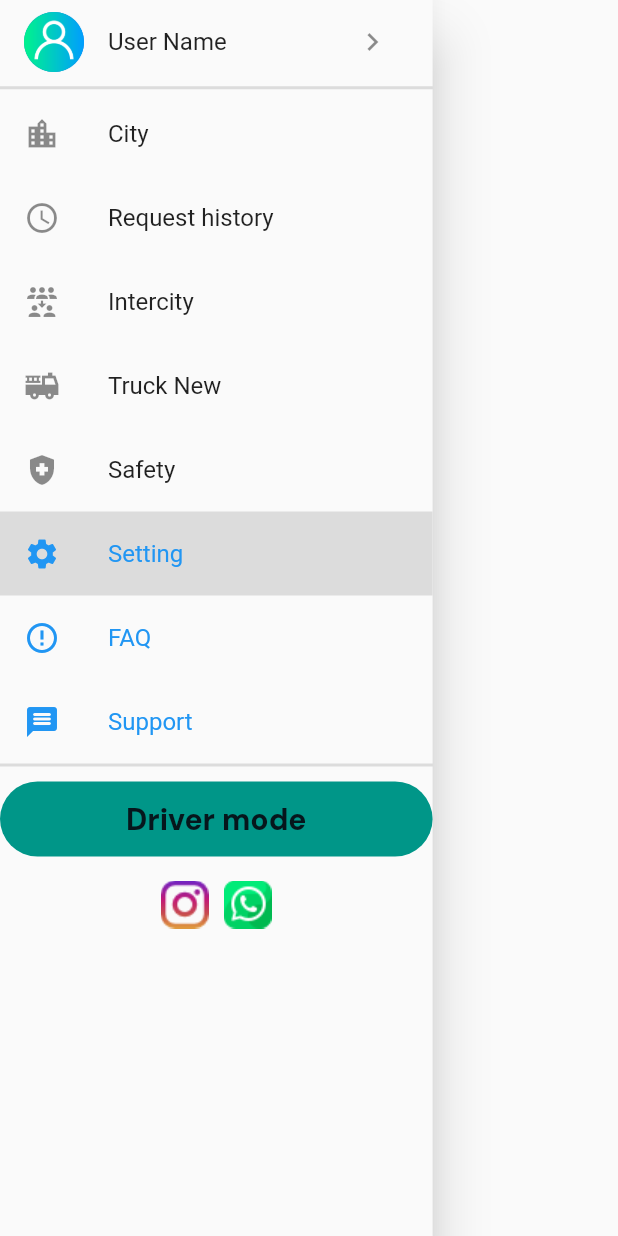
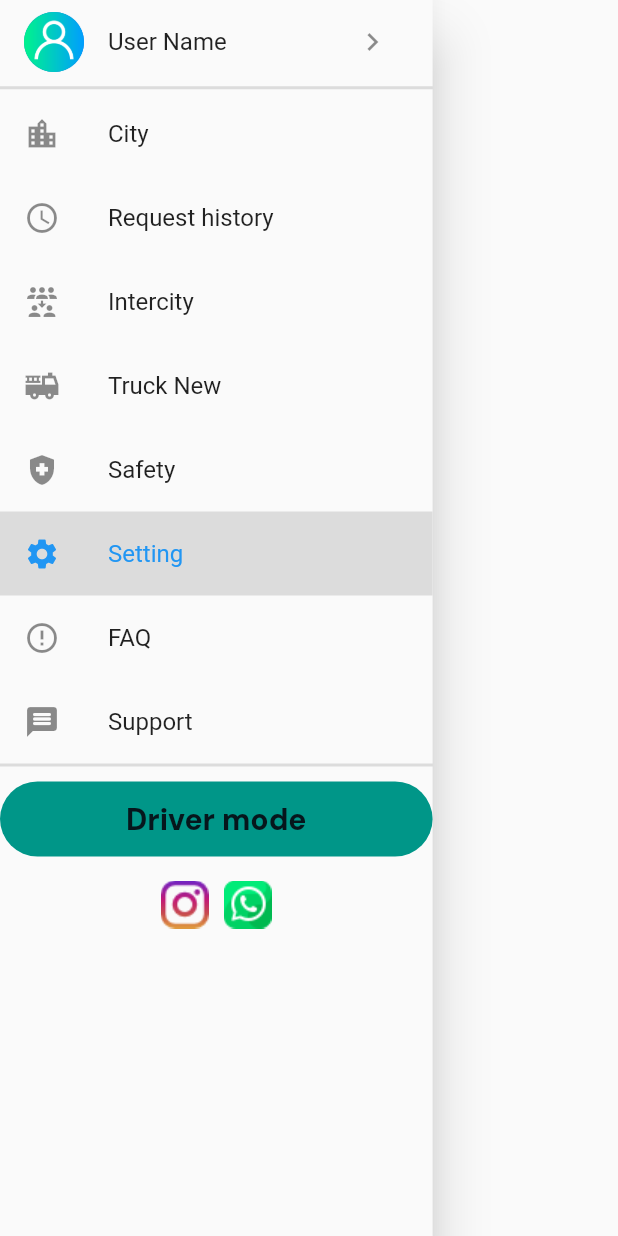
Before and after one commit to imranaziz1/WinDrive, a Flutter app: the DrawerPage widget shown alone on an empty page, opened directly, on a phone screen of 412 x 824 dp. Run offline on Flutter 3.47's test engine with Material 2 defaults, Android fonts, the light colour scheme and no system bars; our stand-ins replace geolocator, google_fonts, google_maps_flutter, image_picker, intl_phone_number_input.

Commit message:
imran 1.1.4 (oct - 6)

```diff
--- a/lib/Menu_drawer/drawer_page.dart
+++ b/lib/Menu_drawer/drawer_page.dart
@@ -21,23 +21,17 @@ class DrawerPage extends StatefulWidget {
 }
 
 class _DrawerPageState extends State<DrawerPage> {
-  bool visible1 = true;
+
   @override
   Widget build(BuildContext context) {
     var screenSize = MediaQuery.of(context).size;
     return Container(
       width: screenSize.width * 0.7,
       child: Drawer(
-        child: Visibility(
-
-          visible: visible1,
         child: ListView(
           padding: EdgeInsets.zero,
           children: [
             ListTile(
-                onTap: (){
-                  MaterialPageRoute(builder: (context) => BasicInfo());
-                },
               selectedTileColor: Colors.pink.shade300,
               title: Text("User Name"),
               trailing: IconButton(
@@ -103,8 +97,10 @@ class _DrawerPageState extends State<DrawerPage> {
             ListTile(
               leading: Icon(Icons.health_and_safety),
               title: Text('Safety'),
+
               selectedTileColor: Colors.black12,
               onTap: () {
+              //  if(selected == )
                 Navigator.push(
                     context, MaterialPageRoute(builder: (context) => Safety()));
               },
@@ -113,11 +109,8 @@ class _DrawerPageState extends State<DrawerPage> {
               leading: Icon(Icons.settings),
               title: Text('Setting'),
               selected: true,
-                selectedTileColor: visible1? Colors.black12 :  Colors.white,
+              selectedTileColor: Colors.black12,
               onTap: () {
-                  setState(() {
-                    visible1 = false;
-                  });
                 Navigator.push(context,
                     MaterialPageRoute(builder: (context) => Setting()));
               },
@@ -125,7 +118,6 @@ class _DrawerPageState extends State<DrawerPage> {
             ListTile(
               leading: Icon(Icons.error_outline_outlined),
               title: Text('FAQ'),
-                selected: true,
               onTap: () {
                 Navigator.push(context,
                     MaterialPageRoute(builder: (context) => FaqScreen()));
@@ -134,7 +126,6 @@ class _DrawerPageState extends State<DrawerPage> {
             ListTile(
               leading: Icon(Icons.message_rounded),
               title: Text('Support'),
-                selected: true,
               onTap: () {
                 Navigator.push(context,
                     MaterialPageRoute(builder: (context) => Support()));
@@ -170,7 +161,6 @@ class _DrawerPageState extends State<DrawerPage> {
           ],
         ),
       ),
-      ),
     );
   }
 }
```
Also changed, not shown: lib/main_page/home_page.dart (+8 -3 lines). Lines whose indentation alone changed are shown as unchanged.
